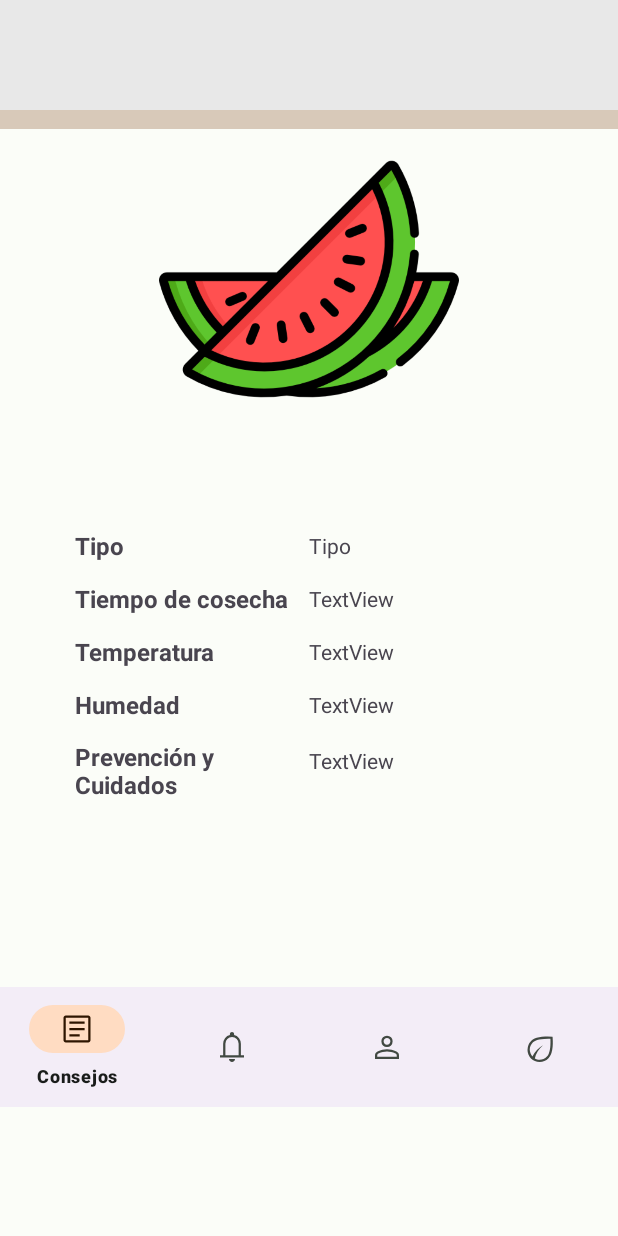
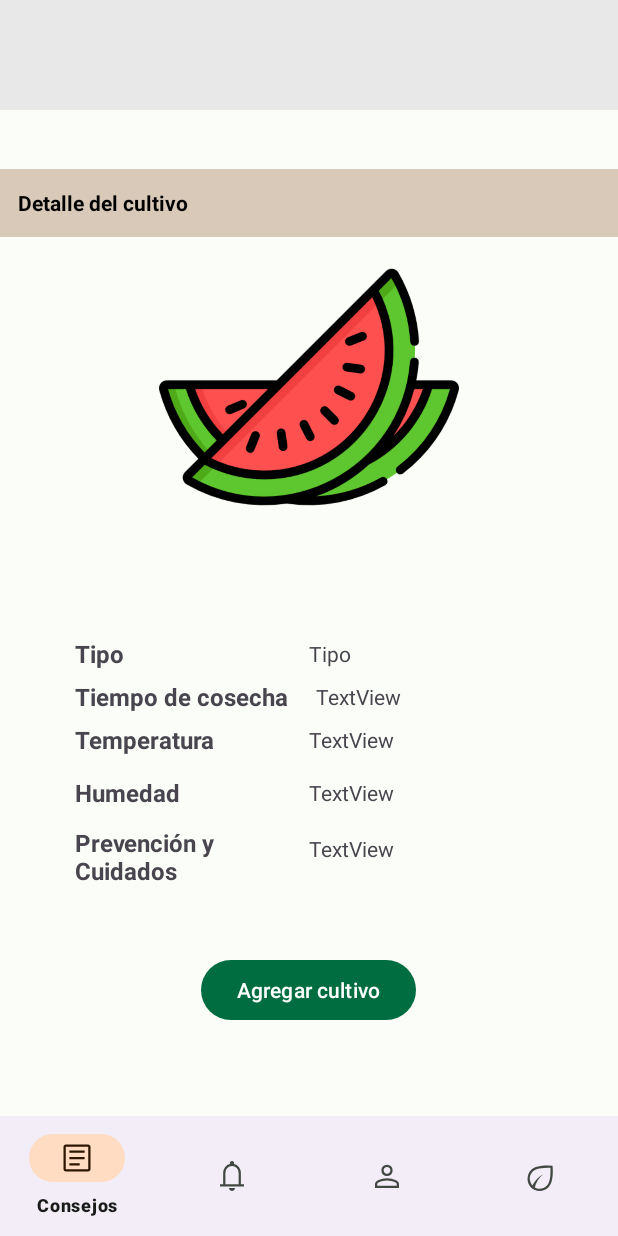
Before and after one commit to angiecamelo28/Gaia, an Android app: the Cultivo screen opened directly, with no data from a screen before it, on a phone screen of 412 x 824 dp. Run offline under Robolectric (Android 15) with nearby library versions, the phone set to English and light mode, and no system bars.

Commit message:
Correccion de layouts

```diff
--- a/app/src/main/res/layout/activity_cultivo.xml
+++ b/app/src/main/res/layout/activity_cultivo.xml
@@ -10,7 +10,7 @@
 
     <LinearLayout
         android:layout_width="match_parent"
-        android:layout_height="658dp"
+        android:layout_height="match_parent"
         android:orientation="vertical">
 
         <LinearLayout
@@ -108,7 +108,7 @@
 
             <LinearLayout
                 android:layout_width="match_parent"
-                android:layout_height="35dp"
+                android:layout_height="wrap_content"
                 android:gravity="center"
                 android:orientation="horizontal"
                 android:paddingStart="50dp"
@@ -116,7 +116,7 @@
 
                 <TextView
                     android:id="@+id/textView7"
-                    android:layout_width="40dp"
+                    android:layout_width="50dp"
                     android:layout_height="wrap_content"
                     android:layout_weight="1"
                     android:text="Tiempo de cosecha"
@@ -196,7 +196,7 @@
                 <TextView
                     android:id="@+id/textView2"
                     android:layout_width="40dp"
-                    android:layout_height="38dp"
+                    android:layout_height="wrap_content"
                     android:layout_weight="1"
                     android:text="Prevención y Cuidados"
                     android:textSize="16sp"
@@ -210,24 +210,19 @@
                     android:layout_marginTop="10dp"
                     android:layout_weight="1"
                     android:text="TextView" />
+
+
             </LinearLayout>
 
             <Button
                 android:id="@+id/btnAgregar"
-                android:layout_width="150dp"
-                android:layout_height="match_parent"
-                android:layout_marginTop="200px"
-                android:gravity="center"
+                android:layout_width="wrap_content"
+                android:layout_height="wrap_content"
+                android:layout_marginTop="40dp"
                 android:text="Agregar cultivo"
-                tools:ignore="MissingConstraints"
-                tools:layout_editor_absoluteX="153dp"
-                tools:layout_editor_absoluteY="256dp" />
+                tools:ignore="MissingConstraints" />
 
         </LinearLayout>
-
-
-    </LinearLayout>
-
         <com.google.android.material.bottomnavigation.BottomNavigationView
             android:id="@+id/bottomAppBar"
             android:layout_width="match_parent"
@@ -240,3 +235,6 @@
         </com.google.android.material.bottomnavigation.BottomNavigationView>
 
     </LinearLayout>
+
+
+</LinearLayout>
```
Also changed, not shown: app/src/main/res/layout/activity_estado_huerta.xml (+5 -5 lines), app/src/main/res/layout/activity_huerta.xml (+12 -12 lines), 1 other file. Lines whose indentation alone changed are shown as unchanged.
